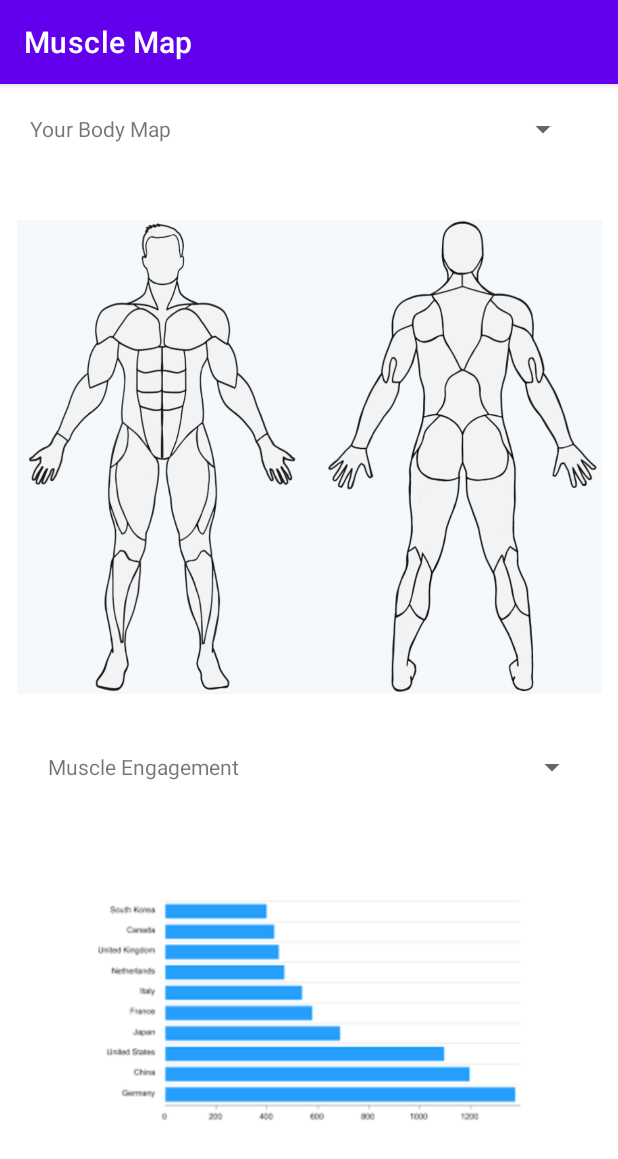
After one commit to dimavrem22/Muscle-Map-Android-App, an Android app: the fragment ExerciseAnalysisFragment shown on its own in the app's theme, on a phone screen of 412 x 824 dp. The commit adds this screen. Shown: the top 1159 px of the screen. Run offline under Robolectric (Android 15) with nearby library versions, the phone set to English and light mode, and no system bars.

Commit message:
front end work

```diff
--- a/app/build.gradle
+++ b/app/build.gradle
@@ -33,6 +33,7 @@ dependencies {
     implementation 'com.google.android.material:material:1.6.0'
     implementation 'androidx.constraintlayout:constraintlayout:2.1.4'
     implementation 'androidx.legacy:legacy-support-v4:1.0.0'
+    implementation 'com.jjoe64:graphview:4.2.2'
     testImplementation 'junit:junit:4.13.2'
     androidTestImplementation 'androidx.test.ext:junit:1.1.3'
     androidTestImplementation 'androidx.test.espresso:espresso-core:3.4.0'
--- /dev/null
+++ b/app/src/main/java/com/example/cs4520project/ExerciseAnalysisFragment.java
@@ -0,0 +1,64 @@
+package com.example.cs4520project;
+
+import android.os.Bundle;
+
+import androidx.fragment.app.Fragment;
+
+import android.view.LayoutInflater;
+import android.view.View;
+import android.view.ViewGroup;
+
+/**
+ * A simple {@link Fragment} subclass.
+ * Use the {@link ExerciseAnalysisFragment#newInstance} factory method to
+ * create an instance of this fragment.
+ */
+public class ExerciseAnalysisFragment extends Fragment {
+
+    // TODO: Rename parameter arguments, choose names that match
+    // the fragment initialization parameters, e.g. ARG_ITEM_NUMBER
+    private static final String ARG_PARAM1 = "param1";
+    private static final String ARG_PARAM2 = "param2";
+
+    // TODO: Rename and change types of parameters
+    private String mParam1;
+    private String mParam2;
+
+    public ExerciseAnalysisFragment() {
+        // Required empty public constructor
+    }
+
+    /**
+     * Use this factory method to create a new instance of
+     * this fragment using the provided parameters.
+     *
+     * @param param1 Parameter 1.
+     * @param param2 Parameter 2.
+     * @return A new instance of fragment ExerciseAnalysisFragment.
+     */
+    // TODO: Rename and change types and number of parameters
+    public static ExerciseAnalysisFragment newInstance(String param1, String param2) {
+        ExerciseAnalysisFragment fragment = new ExerciseAnalysisFragment();
+        Bundle args = new Bundle();
+        args.putString(ARG_PARAM1, param1);
+        args.putString(ARG_PARAM2, param2);
+        fragment.setArguments(args);
+        return fragment;
+    }
+
+    @Override
+    public void onCreate(Bundle savedInstanceState) {
+        super.onCreate(savedInstanceState);
+        if (getArguments() != null) {
+            mParam1 = getArguments().getString(ARG_PARAM1);
+            mParam2 = getArguments().getString(ARG_PARAM2);
+        }
+    }
+
+    @Override
+    public View onCreateView(LayoutInflater inflater, ViewGroup container,
+                             Bundle savedInstanceState) {
+        // Inflate the layout for this fragment
+        return inflater.inflate(R.layout.fragment_exercise_analysis, container, false);
+    }
+}
--- a/app/src/main/java/com/example/cs4520project/MainActivity.java
+++ b/app/src/main/java/com/example/cs4520project/MainActivity.java
@@ -5,16 +5,12 @@ import androidx.appcompat.app.AppCompatActivity;
 import androidx.constraintlayout.widget.ConstraintLayout;
 
 import android.os.Bundle;
-
 import android.util.Log;
 import android.view.View;
 import android.widget.CalendarView;
 import android.widget.ImageView;
 import android.widget.TextView;
-
 import android.widget.Button;
-
-
 import java.util.Calendar;
 import java.util.Date;
 
--- /dev/null
+++ b/app/src/main/res/layout/fragment_exercise_analysis.xml
@@ -0,0 +1,71 @@
+<?xml version="1.0" encoding="utf-8"?>
+<androidx.constraintlayout.widget.ConstraintLayout xmlns:android="http://schemas.android.com/apk/res/android"
+    xmlns:app="http://schemas.android.com/apk/res-auto"
+    xmlns:tools="http://schemas.android.com/tools"
+    android:id="@+id/frameLayout"
+    android:layout_width="match_parent"
+    android:layout_height="match_parent"
+    tools:context=".ExerciseAnalysisFragment">
+
+    <ImageView
+        android:id="@+id/imageView2"
+        android:layout_width="390dp"
+        android:layout_height="333dp"
+        android:layout_marginTop="40dp"
+        android:src="@drawable/musclemap"
+        app:layout_constraintEnd_toEndOf="parent"
+        app:layout_constraintStart_toStartOf="parent"
+        app:layout_constraintTop_toBottomOf="@+id/spinner" />
+
+    <TextView
+        android:id="@+id/textView4"
+        android:layout_width="112dp"
+        android:layout_height="22dp"
+        android:layout_marginStart="20dp"
+        android:layout_marginTop="20dp"
+        android:text="Your Body Map"
+        app:layout_constraintStart_toStartOf="parent"
+        app:layout_constraintTop_toTopOf="parent" />
+
+    <TextView
+        android:id="@+id/textView5"
+        android:layout_width="142dp"
+        android:layout_height="19dp"
+        android:layout_marginStart="32dp"
+        android:layout_marginTop="30dp"
+        android:text="Muscle Engagement"
+        app:layout_constraintStart_toStartOf="parent"
+        app:layout_constraintTop_toBottomOf="@+id/imageView2" />
+
+    <Spinner
+        android:id="@+id/spinner"
+        android:layout_width="197dp"
+        android:layout_height="24dp"
+        android:layout_marginStart="30dp"
+        android:contextClickable="true"
+        app:layout_constraintBottom_toBottomOf="@+id/textView4"
+        app:layout_constraintEnd_toEndOf="parent"
+        app:layout_constraintStart_toEndOf="@+id/textView4"
+        app:layout_constraintTop_toTopOf="@+id/textView4"
+        app:layout_constraintVertical_bias="1.0" />
+
+    <Spinner
+        android:id="@+id/spinner2"
+        android:layout_width="197dp"
+        android:layout_height="24dp"
+        android:contextClickable="true"
+        app:layout_constraintBottom_toBottomOf="@+id/textView5"
+        app:layout_constraintEnd_toEndOf="parent"
+        app:layout_constraintStart_toEndOf="@+id/textView5"
+        app:layout_constraintTop_toTopOf="@+id/textView5" />
+
+    <ImageView
+        android:id="@+id/imageView3"
+        android:layout_width="369dp"
+        android:layout_height="170dp"
+        android:src="@drawable/sample_bargraph"
+        app:layout_constraintBottom_toBottomOf="parent"
+        app:layout_constraintEnd_toEndOf="parent"
+        app:layout_constraintStart_toStartOf="parent"
+        app:layout_constraintTop_toBottomOf="@+id/textView5" />
+</androidx.constraintlayout.widget.ConstraintLayout>
```
Also changed, not shown: app/src/main/java/com/example/cs4520project/ExerciseLoggingFragment.java (added, +64 -0 lines), app/src/main/res/layout/activity_main.xml (+24 -12 lines), app/src/main/res/layout/fragment_exercise_logging.xml (added, +72 -0 lines), app/src/main/res/layout/fragment_sleep_main.xml (+34 -2 lines), app/src/main/res/drawable-v24/musclemap.png (added), app/src/main/res/drawable-v24/sample_bargraph.png (added), app/src/main/res/drawable-v24/user_icon.png (added).
